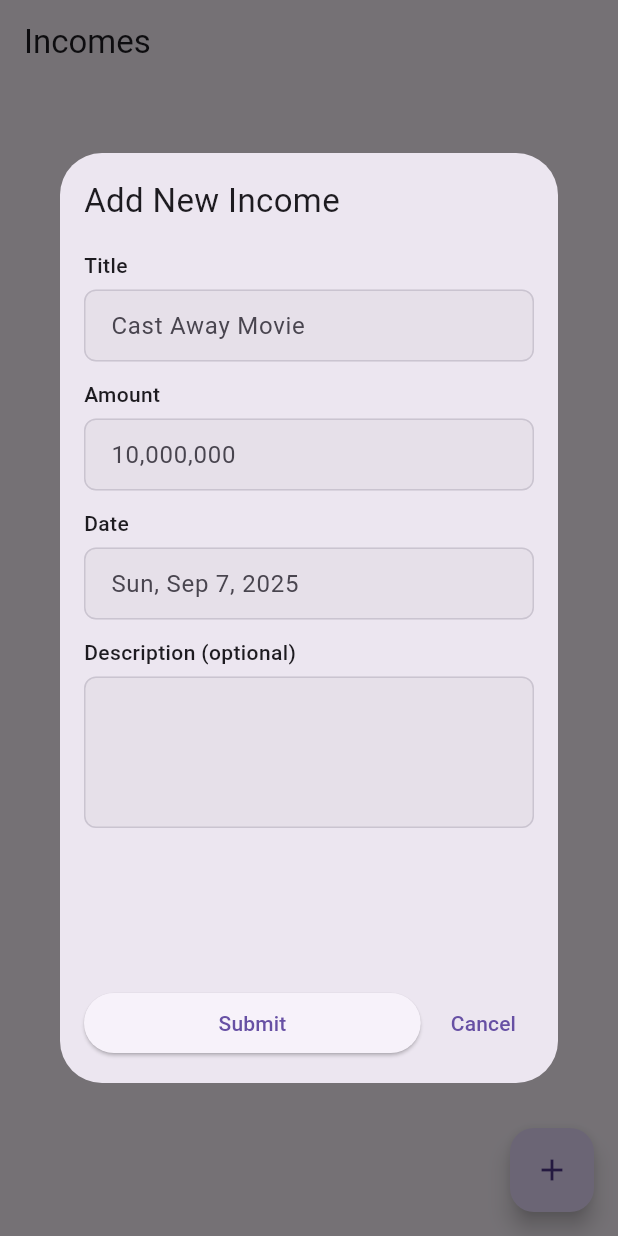
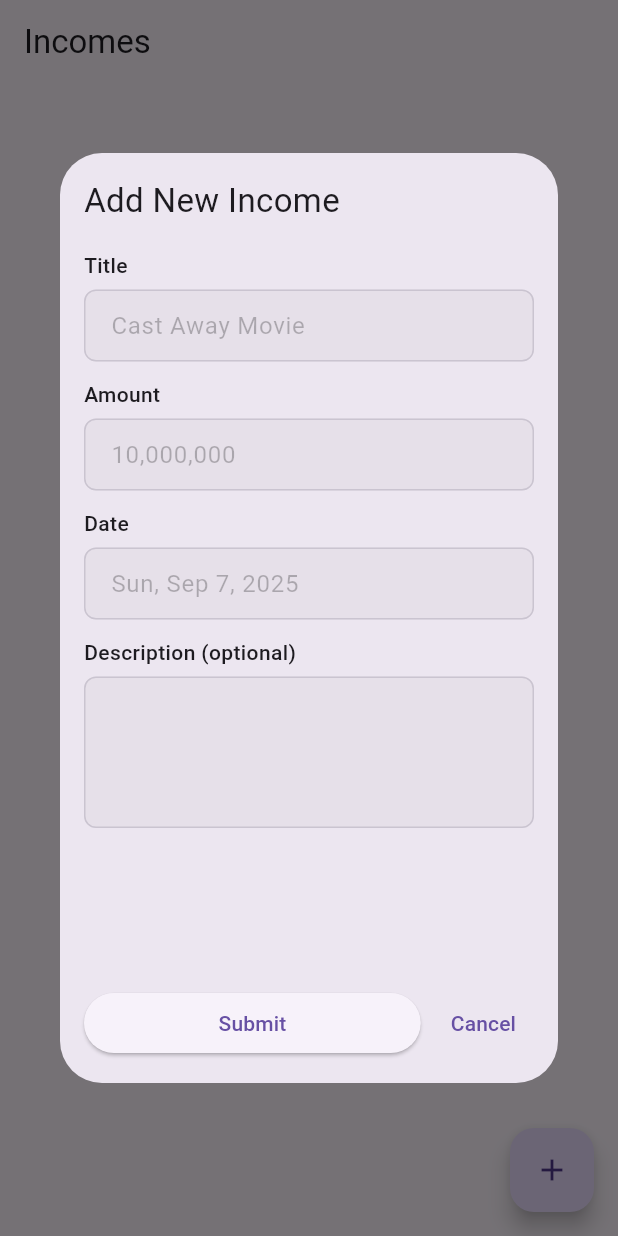
Before and after one commit to GapTour/pay_pilot, a Flutter app: the IncomesScreen screen opened by its route, after a tap on the "add" icon, on a phone screen of 412 x 824 dp. Run offline on Flutter 3.47's test engine with Material 3 defaults, Android fonts, the light colour scheme and no system bars; our stand-ins replace bloc, drift, equatable, flutter_bloc, gap, get_it and 1 more; accounts and stored records are empty; generated files the repository leaves out were written again.

Commit message:
fix: change the hint color font in app text field widget

```diff
--- a/lib/core/widgets/app_text_field.dart
+++ b/lib/core/widgets/app_text_field.dart
@@ -160,7 +160,7 @@
           vertical: 10,
         ),
         hintStyle: TextStyle(
-          // color: AppColors.gray,
+          color: Colors.black26,
           fontSize: 16,
           fontWeight: FontWeight.w400,
         ),
```
